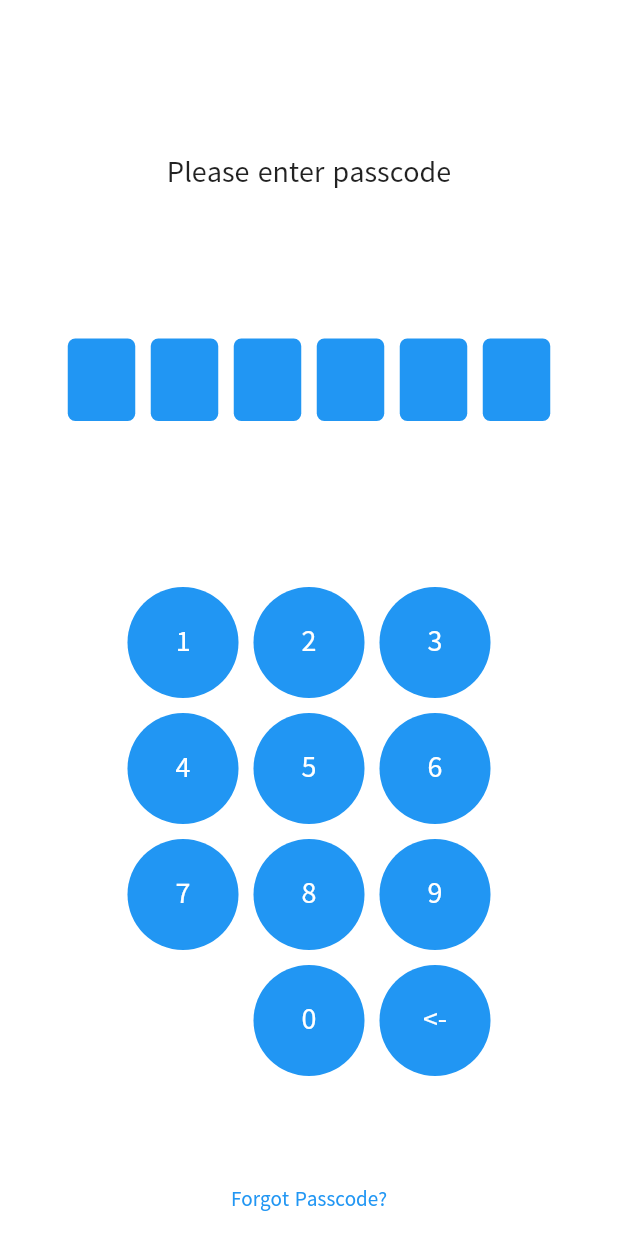
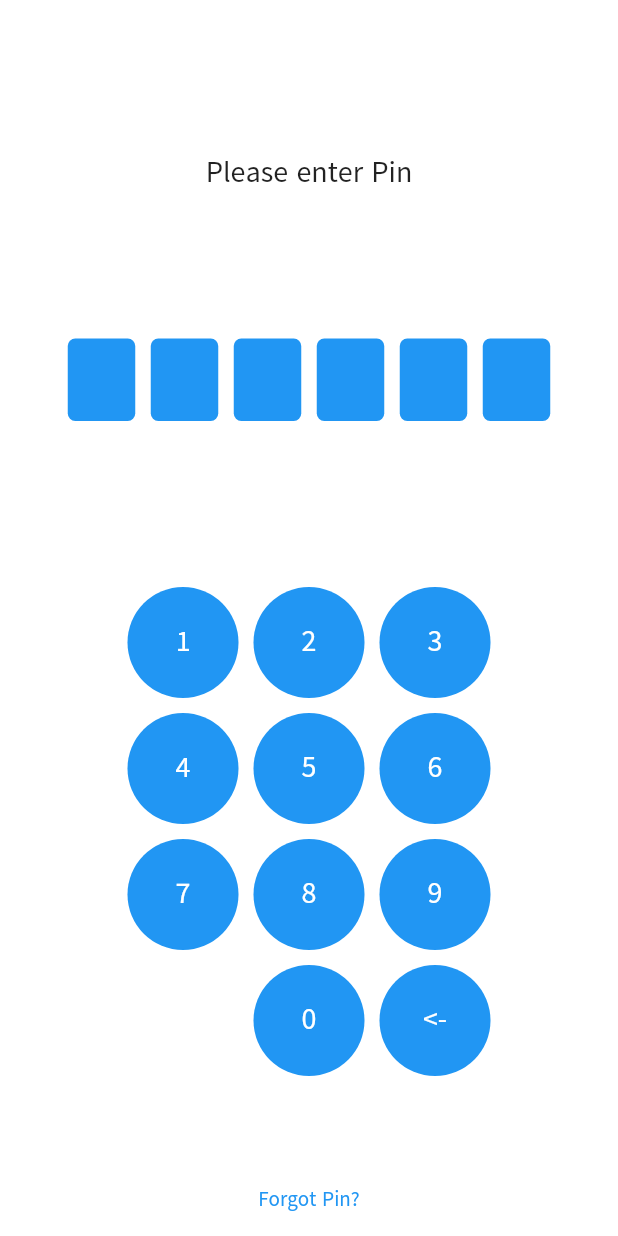
Before and after one commit to ko-htut/paymal, a Flutter app: the PinCodePage screen opened directly, on a phone screen of 412 x 824 dp. Run offline on Flutter 3.47's test engine with Material 2 defaults, Android fonts, the phone set to English and light mode, and no system bars; our stand-ins replace ant_icons, fluro, flutter_screenutil, get_it, pinput, shared_preferences; missing offline and left inert: marquee_widget; accounts and stored records are empty; statements that could not run were skipped.

Commit message:
fix : ui

```diff
--- a/lib/language/en.json
+++ b/lib/language/en.json
@@ -68,13 +68,16 @@
     "profile_update":"Profile update",
     "nrc_number":"NRC number",
     "wellcome_to_paymal":"Welcome to Paymal",
-    "new_passcode":"New Passcode",
-    "old_passcode":"Old Passcode",
-    "retype_passcode":"Retype Passcode",
-    "change_passcode":"Change Passcode",
+    "new_passcode":"New Pin",
+    "old_passcode":"Old Pin",
+    "retype_passcode":"Retype Pin",
+    "change_passcode":"Change Pin",
     "coming_soon":"Coming Soon",
     "cash_in":"Cash in",
-    "payment_type":"Payment type",
+    "payment_type":"Payment Types",
     "amount":"Amount",
-    "choose_card_type":"Choose card type"
+    "choose_card_type":"Choose card type",
+    "continue":"Continue",
+    "wwwwwww":"We recommend to add at least one mobile phone number."
+
 }
--- a/lib/language/my.json
+++ b/lib/language/my.json
@@ -68,13 +68,15 @@
     "profile_update": "ကိုယ်ရေးမှတ်တမ်းပြင်ဆင်မည်",
     "nrc_number": "မှတ်ပုံတင်နံပါတ်",
     "wellcome_to_paymal": "Paymal မှကြိုဆိုပါသည်",
-    "new_passcode": "Passcode အသစ်ရိုက်ထည့်ရန်",
-    "old_passcode": "Passcode အဟောင်းရိုက်ထည့်ရန်",
-    "retype_passcode": "Passcode ပြန်ရိုက်ထည့်ရန်",
-    "change_passcode": "Passcode ချိန်းရန်",
+    "new_passcode": "Pin အသစ်ရိုက်ထည့်ရန်",
+    "old_passcode": "Pin အဟောင်းရိုက်ထည့်ရန်",
+    "retype_passcode": "Pin ပြန်ရိုက်ထည့်ရန်",
+    "change_passcode": "Pin ချိန်းရန်",
     "coming_soon": "မကြာမီ Release  လုပ်မည်",
     "cash_in": "ငွေဖြည့်သွင်းမည်",
     "payment_type": "ငွေပေးချေမှုအမျိုးအစား",
     "amount": "ပမာဏ",
-    "choose_card_type": "ကဒ်အမျိုးအစားရွေးချယ်ပါ"
+    "choose_card_type": "ကဒ်အမျိုးအစားရွေးချယ်ပါ",
+    "continue":"ရှေ့ဆက်ရန်",
+    "wwwwwww":"အနည်းဆုံးဖုန်းနံပါတ်တစ်ခု ဖြည့်သွင်းပေးပါ"
 }
--- a/lib/page/pin_code_page.dart
+++ b/lib/page/pin_code_page.dart
@@ -10,6 +10,7 @@ class PinCodePage extends StatefulWidget {
 }
 
 class _PinCodePageState extends State<PinCodePage> {
+
   final _formKey = GlobalKey<FormState>();
   final _pinPutController = TextEditingController();
   final _pinPutFocusNode = FocusNode();
@@ -57,7 +58,7 @@ class _PinCodePageState extends State<PinCodePage> {
                 right: 0,
                 child: Center(
                     child: Text(
-                  "Please enter passcode",
+                  "Please enter Pin",
                   style: Theme.of(context).textTheme.headline6,
                 ))),
           ],
@@ -157,7 +158,7 @@ class _PinCodePageState extends State<PinCodePage> {
         children: <Widget>[
           TextButton(
             onPressed: () => NavigatorUtil.goLoginPage(context),
-            child: const Text('Forgot Passcode?'),
+            child: const Text('Forgot Pin?'),
           ),
         ],
       ),
```
Also changed, not shown: lib/page/multi_data_pack.dart (+1 -7 lines), lib/page/multi_top_up.dart (+6 -7 lines), lib/page/public_utilities_details_page.dart (+6 -6 lines), pubspec.lock, 37 other files.
